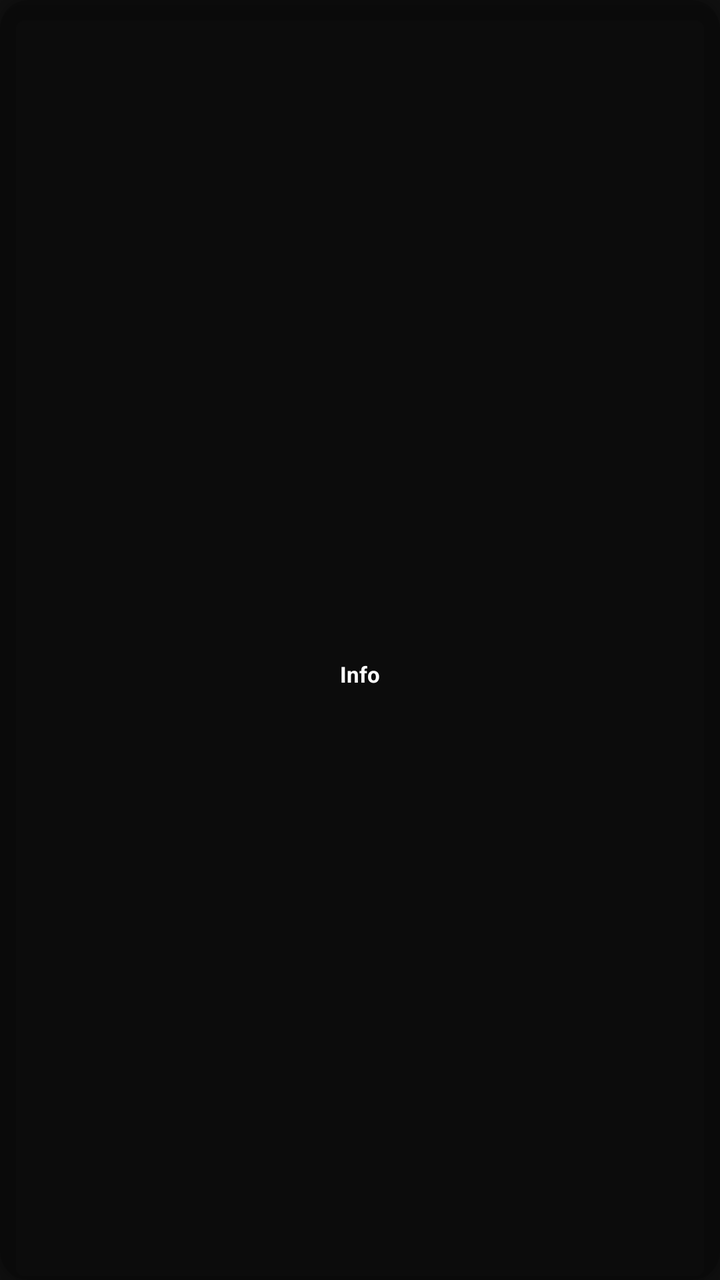
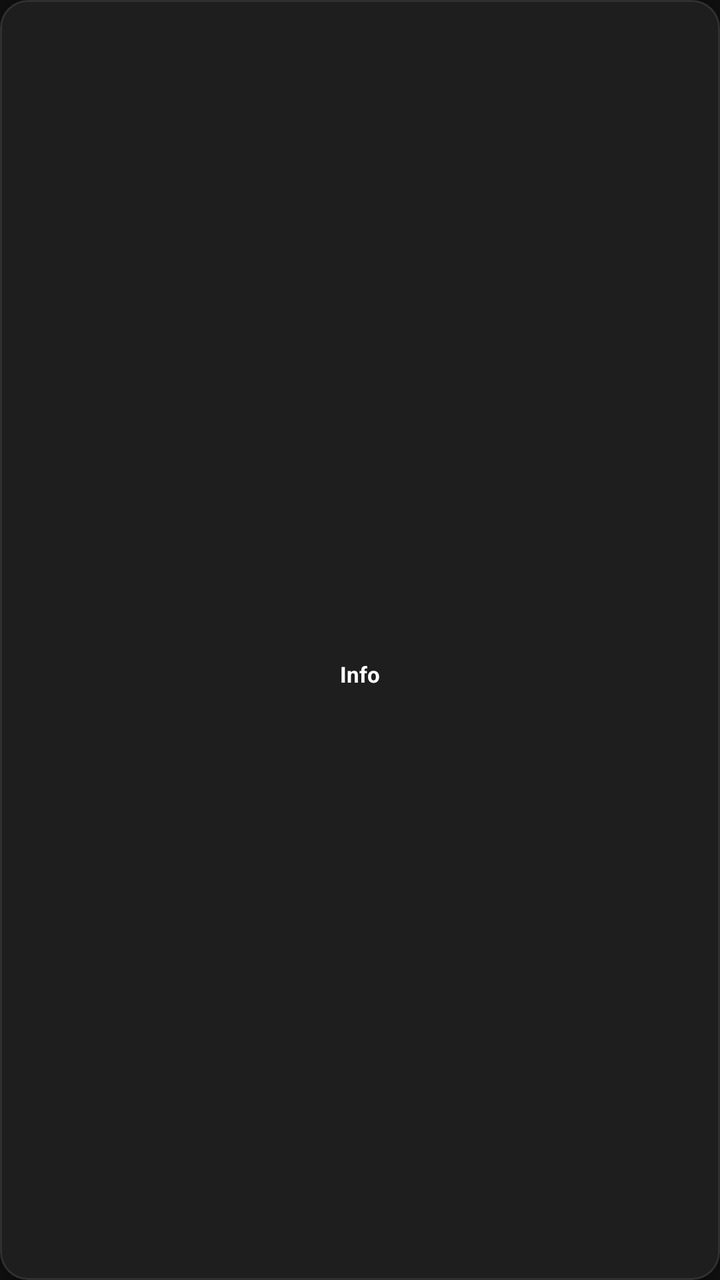

Two renders of the same Android screen: before a commit and after it. Below are the layout's source before the change and the commit's diff.
<!-- AndroidManifest.xml: application theme Theme.Network24 -->
<!-- res/layout/top_menu_item.xml -->
<?xml version="1.0" encoding="utf-8"?>
<com.google.android.material.card.MaterialCardView
    android:id="@+id/cardRoot"
    xmlns:android="http://schemas.android.com/apk/res/android"
    xmlns:app="http://schemas.android.com/apk/res-auto"
    android:layout_width="84dp"
    android:layout_height="84dp"
    android:layout_marginHorizontal="8dp"

    app:cardBackgroundColor="#33000000"
    app:strokeColor="@android:color/transparent"


    android:focusable="true"
    android:focusableInTouchMode="true"
    android:clickable="true"

    android:foreground="?attr/selectableItemBackgroundBorderless"

    app:cardCornerRadius="14dp"
    app:cardElevation="6dp"
    app:strokeWidth="0dp">

    <LinearLayout
        android:layout_width="match_parent"
        android:layout_height="match_parent"
        android:gravity="center"
        android:orientation="vertical">

        <ImageView
            android:id="@+id/imgIcon"
            android:layout_width="28dp"
            android:layout_height="28dp"
            android:tint="@android:color/white" />

        <TextView
            android:id="@+id/txtTitle"
            android:layout_width="wrap_content"
            android:layout_height="wrap_content"
            android:layout_marginTop="6dp"
            android:text="Info"
            android:textColor="@android:color/white"
            android:textSize="11sp"
            android:textStyle="bold"
            android:maxLines="1" />

    </LinearLayout>

</com.google.android.material.card.MaterialCardView>
<!-- resources referenced by this layout -->
<resources>
  <style name="Theme.Network24" parent="Base.Theme.Network24" />
  <style name="Base.Theme.Network24" parent="Theme.Material3.DayNight.NoActionBar">
  
          <item name="android:windowBackground">@color/background</item>
  
      </style>
  <color name="background">#101010</color>
</resources>

<!-- the commit's change to res/layout/top_menu_item.xml (unified diff, before → after) -->
@@ -7,8 +7,8 @@
     android:layout_height="84dp"
     android:layout_marginHorizontal="8dp"
 
-    app:cardBackgroundColor="#33000000"
-    app:strokeColor="@android:color/transparent"
+    app:cardBackgroundColor="@color/interactive_card_background"
+    app:strokeColor="@color/interactive_card_stroke"
 
 
     android:focusable="true"
@@ -19,7 +19,7 @@
 
     app:cardCornerRadius="14dp"
     app:cardElevation="6dp"
-    app:strokeWidth="0dp">
+    app:strokeWidth="1dp">
 
     <LinearLayout
         android:layout_width="match_parent"
